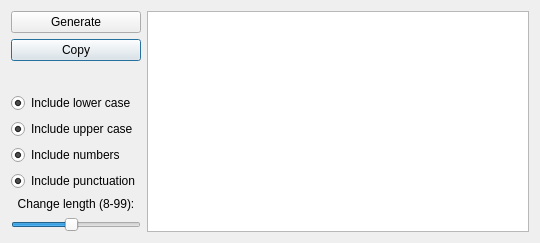
Qt form resources/passwordGenerator.ui (GeorgeHoneywood/pastword) before a commit.
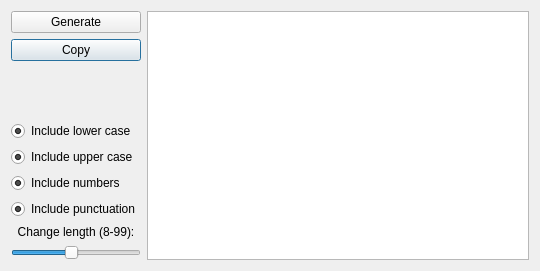
The same form after that commit. Icons and pictures are not drawn.

```diff
--- a/resources/passwordGenerator.ui
+++ b/resources/passwordGenerator.ui
@@ -7,7 +7,7 @@
     <x>0</x>
     <y>0</y>
     <width>540</width>
-    <height>243</height>
+    <height>271</height>
    </rect>
   </property>
   <property name="windowTitle">
```
Left out of the diff: 8 changed lines with no effect on the pictures.
